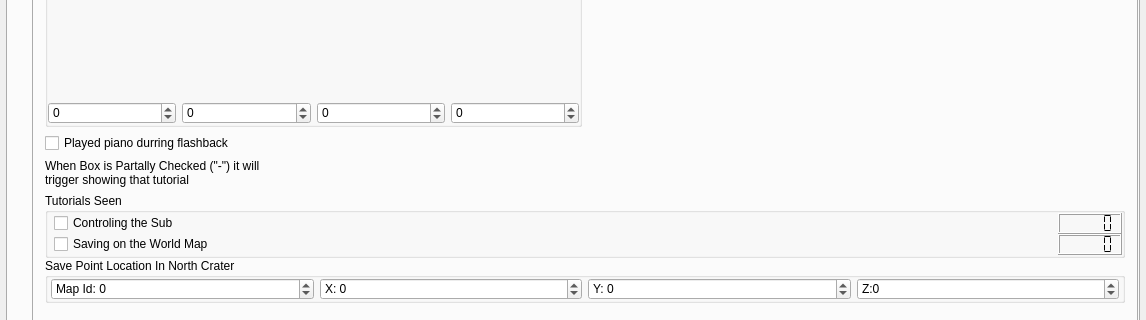
Above: src/blackchocobo.ui from sithlord48/blackchocobo before the change; both pictures show x 0 to 1146 and y 309 to 629 of the 1146 by 1051 pixel window. Below: the same form after it.
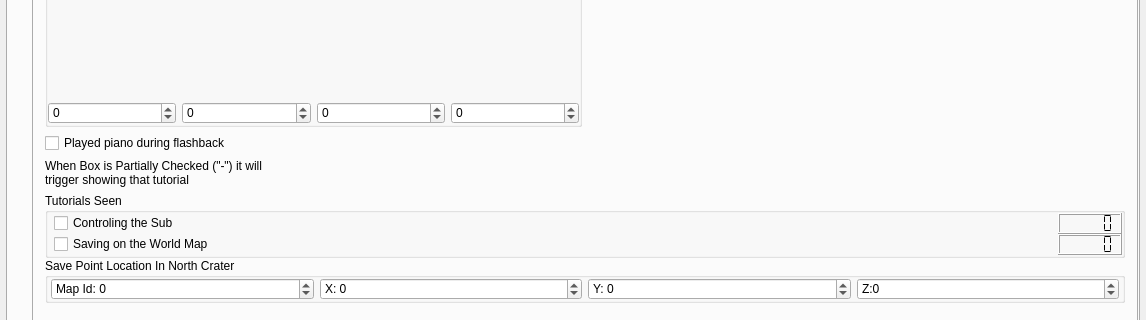
That is the form after the change. The open tabs and pages were chosen to show the change. Icons and pictures are not drawn.

```diff
--- a/src/blackchocobo.ui
+++ b/src/blackchocobo.ui
@@ -5833,14 +5833,14 @@
             <item>
              <widget class="QCheckBox" name="cbFlashbackPiano">
               <property name="text">
-               <string>Played piano durring flashback</string>
+               <string>Played piano during flashback</string>
               </property>
              </widget>
             </item>
             <item>
              <widget class="QLabel" name="label_187">
               <property name="text">
-               <string>When Box is Partally Checked (&quot;-&quot;) it will
+               <string>When Box is Partially Checked (&quot;-&quot;) it will
 trigger showing that tutorial</string>
               </property>
               <property name="wordWrap">
```
